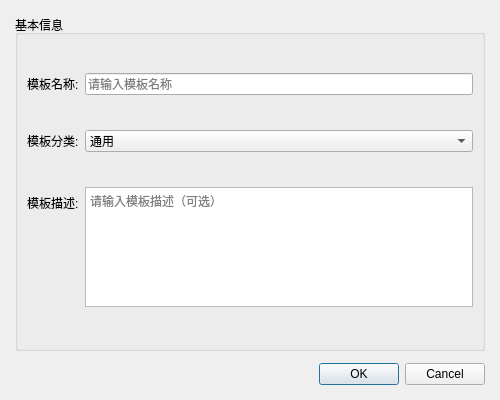
Before: the Qt Designer form src/ui/dialogs/TemplateEditorDialog.ui in gong1-1989/ExperimentReportTool, drawn with Qt 5.
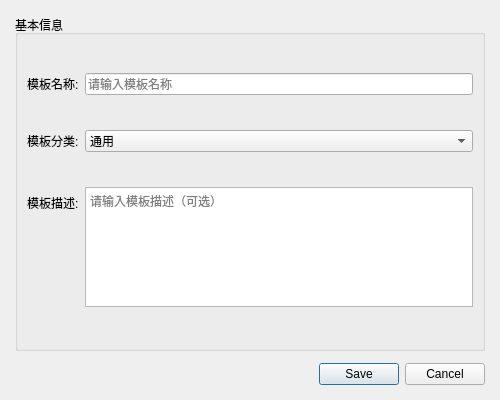
After: the same form once the commit is applied.

What changed in the file:
```diff
--- a/src/ui/dialogs/TemplateEditorDialog.ui
+++ b/src/ui/dialogs/TemplateEditorDialog.ui
@@ -33,7 +33,7 @@
    <item>
     <widget class="QDialogButtonBox" name="m_buttonBox">
      <property name="orientation"><enum>Qt::Horizontal</enum></property>
-     <property name="standardButtons"><set>QDialogButtonBox::Cancel|QDialogButtonBox::Ok</set></property>
+     <property name="standardButtons"><set>QDialogButtonBox::Cancel|QDialogButtonBox::Save</set></property>
     </widget>
    </item>
   </layout>
```
